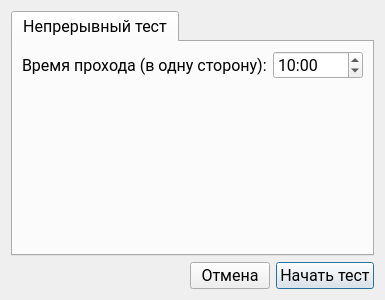
Rekvim/MpiSki, file Src/Gui/TestSettings/MainTestSettings.ui: the form before one commit.
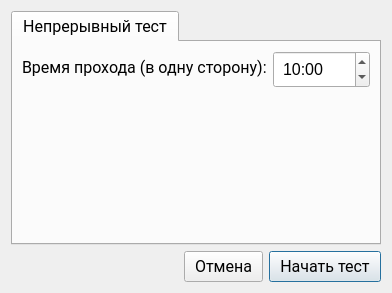
The form after the commit.

```diff
--- a/Src/Gui/TestSettings/MainTestSettings.ui
+++ b/Src/Gui/TestSettings/MainTestSettings.ui
@@ -6,8 +6,8 @@
    <rect>
     <x>0</x>
     <y>0</y>
-    <width>385</width>
-    <height>300</height>
+    <width>392</width>
+    <height>293</height>
    </rect>
   </property>
   <property name="font">
@@ -53,6 +53,21 @@
          </item>
          <item row="0" column="1">
           <widget class="QTimeEdit" name="timeEdit">
+           <property name="sizePolicy">
+            <sizepolicy hsizetype="Expanding" vsizetype="Preferred">
+             <horstretch>0</horstretch>
+             <verstretch>0</verstretch>
+            </sizepolicy>
+           </property>
+           <property name="font">
+            <font>
+             <family>Segoe UI</family>
+             <pointsize>12</pointsize>
+            </font>
+           </property>
+           <property name="styleSheet">
+            <string notr="true">padding: 5px 5px;</string>
+           </property>
            <property name="minimumDateTime">
             <datetime>
              <hour>0</hour>
@@ -131,6 +146,9 @@
          <pointsize>12</pointsize>
         </font>
        </property>
+       <property name="styleSheet">
+        <string notr="true">padding: 5px 10px;</string>
+       </property>
        <property name="text">
         <string>Отмена</string>
        </property>
@@ -147,6 +165,9 @@
          <pointsize>12</pointsize>
         </font>
        </property>
+       <property name="styleSheet">
+        <string notr="true">padding: 5px 10px;</string>
+       </property>
        <property name="text">
         <string>Начать тест</string>
        </property>
```
